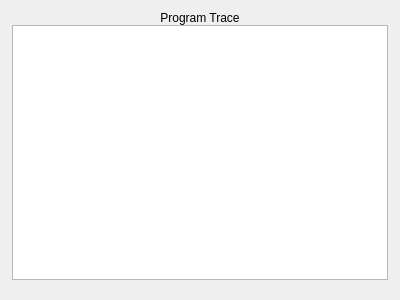
Qt form pep9asm/asmprogramtracepane.ui (StanWarford/pep9suite) before a commit.
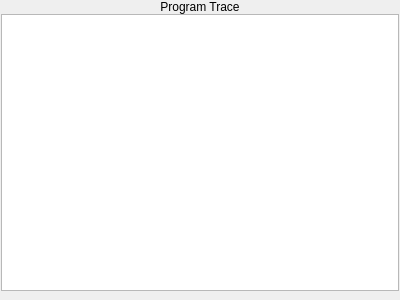
The same form after that commit. Custom widgets are drawn as their Qt base class.

Commit message:
Reduce margins on program trace pane.
The margins on the program trace pane did not match with the memory trace.
Removed the layout spacing from the central widget layout, making it identical to memory trace pane.

Patch:
```diff
--- a/pep9asm/asmprogramtracepane.ui
+++ b/pep9asm/asmprogramtracepane.ui
@@ -14,22 +14,37 @@
    <string>Form</string>
   </property>
   <layout class="QVBoxLayout" name="verticalLayout_2">
+   <property name="spacing">
+    <number>4</number>
+   </property>
+   <property name="leftMargin">
+    <number>1</number>
+   </property>
+   <property name="topMargin">
+    <number>0</number>
+   </property>
+   <property name="rightMargin">
+    <number>1</number>
+   </property>
+   <property name="bottomMargin">
+    <number>9</number>
+   </property>
    <item>
     <layout class="QVBoxLayout" name="verticalLayout">
      <property name="spacing">
       <number>0</number>
      </property>
      <property name="leftMargin">
-      <number>1</number>
+      <number>0</number>
      </property>
      <property name="topMargin">
       <number>0</number>
      </property>
      <property name="rightMargin">
-      <number>1</number>
+      <number>0</number>
      </property>
      <property name="bottomMargin">
-      <number>9</number>
+      <number>0</number>
      </property>
      <item>
       <widget class="QLabel" name="label">
```
